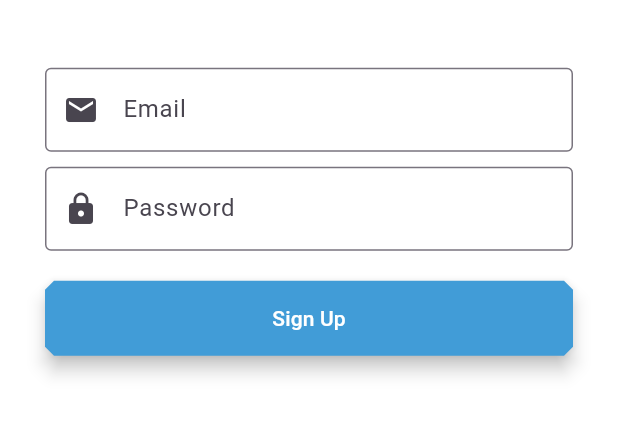
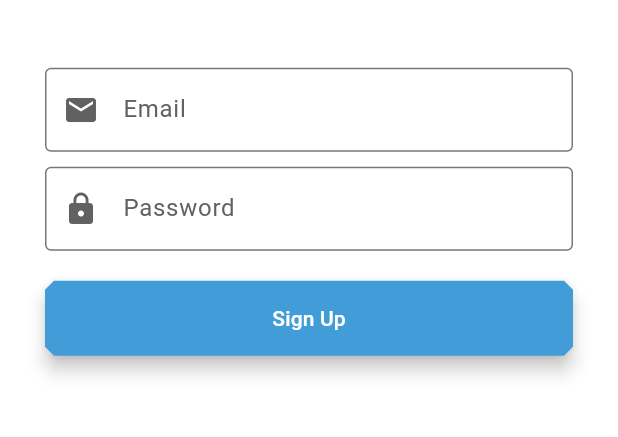
Before and after one commit to talalumar/fusechat, a Flutter app: the SignupScreen screen opened by its route, on a phone screen of 412 x 824 dp, the part 590-1027 px from its top. Run offline on Flutter 3.47's test engine with Material 3 defaults, Android fonts, the phone set to English and light mode, and no system bars; our stand-ins replace cached_network_image, cloud_firestore, file_picker, firebase_auth, firebase_core, firebase_messaging and 2 more; missing offline and left inert: gpt_markdown, modal_progress_hud_alt; accounts and stored records are empty.

Commit message:
1 version completed

```diff
--- a/lib/screens/signup_screen.dart
+++ b/lib/screens/signup_screen.dart
@@ -54,10 +54,12 @@ class _SignupScreenState extends State<SignupScreen> {
                   ),
                 ),
                 child: TextField(
+                  style: TextStyle(color: Colors.black),
                   keyboardType: TextInputType.emailAddress,
                   decoration: InputDecoration(
                     labelText: 'Email',
-                    prefixIcon: Icon(Icons.email),
+                    labelStyle: TextStyle(color: Colors.grey[700]),
+                    prefixIcon: Icon(Icons.email, color: Colors.grey[700],),
                   ),
                   onChanged: (value) {
                     email = value;
@@ -79,10 +81,12 @@ class _SignupScreenState extends State<SignupScreen> {
                   ),
                 ),
                 child: TextField(
+                  style: TextStyle(color: Colors.black),
                   obscureText: true,
                   decoration: InputDecoration(
                     labelText: 'Password',
-                    prefixIcon: Icon(Icons.lock),
+                    labelStyle: TextStyle(color: Colors.grey[700]),
+                    prefixIcon: Icon(Icons.lock, color: Colors.grey[700],),
                   ),
                   onChanged: (value) {
                     password = value;
```
Also changed, not shown: lib/screens/login_screen.dart (+6 -2 lines).
